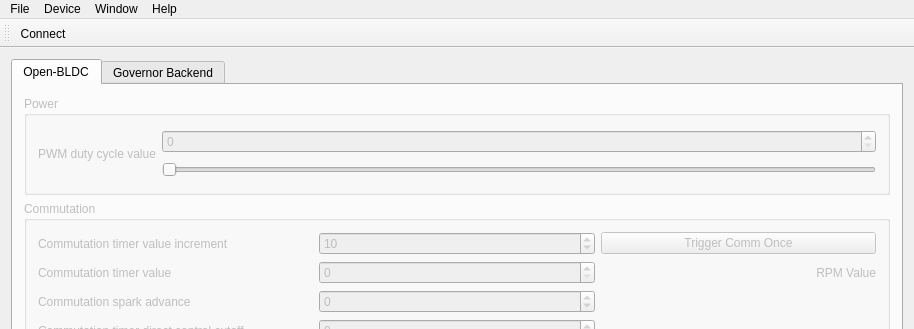
This is source/qgovernor/mainwindow.ui in esden/open-bldc as Qt 5 draws it before an edit; both pictures show x 0 to 914 and y 0 to 329 of the 914 by 668 pixel window. The edited form follows.
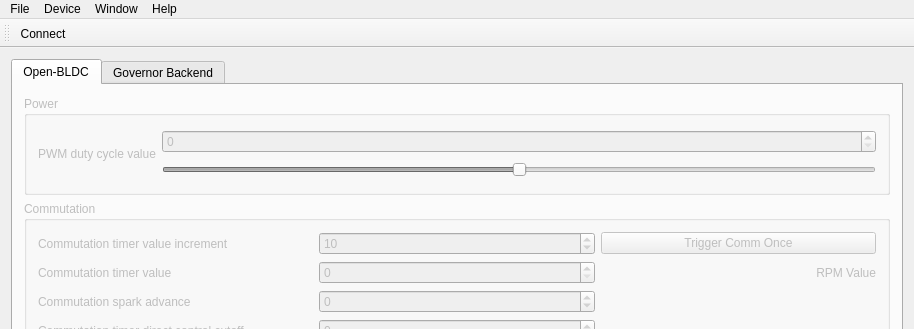
This is the edited form. Icons and pictures are not drawn.

Commit message: PWM duty cycle is a signed value now.

Diff of the .ui file:
```diff
--- a/source/qgovernor/mainwindow.ui
+++ b/source/qgovernor/mainwindow.ui
@@ -50,8 +50,11 @@
            </item>
            <item row="1" column="1">
             <widget class="QSlider" name="PWMDutyCycleHorizontalSlider">
+             <property name="minimum">
+              <number>-32767</number>
+             </property>
              <property name="maximum">
-              <number>65535</number>
+              <number>32767</number>
              </property>
              <property name="orientation">
               <enum>Qt::Horizontal</enum>
```
Left out of the diff: 6 changed lines with no effect on the pictures. The commit also changes 1 other file.
